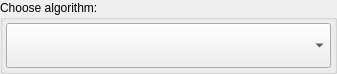
Before: the Qt Designer form biotracker/src/AlgorithmSelectionWidget.ui in BioroboticsLab/biotracker_gui, drawn with Qt 5.
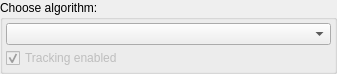
After: the same form once the commit is applied.

Commit message: #32 checkbox to enable/disable tracking

What changed in the file:
```diff
--- a/biotracker/src/AlgorithmSelectionWidget.ui
+++ b/biotracker/src/AlgorithmSelectionWidget.ui
@@ -84,6 +84,19 @@
         </property>
        </widget>
       </item>
+      <item>
+       <widget class="QCheckBox" name="chk_enableTracking">
+        <property name="enabled">
+         <bool>false</bool>
+        </property>
+        <property name="text">
+         <string>Tracking enabled</string>
+        </property>
+        <property name="checked">
+         <bool>true</bool>
+        </property>
+       </widget>
+      </item>
      </layout>
     </widget>
    </item>
```
The commit also changes 2 other files.
